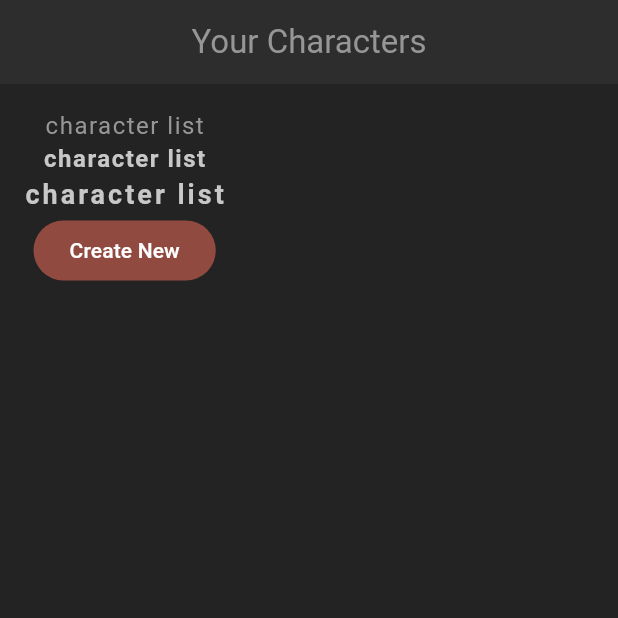
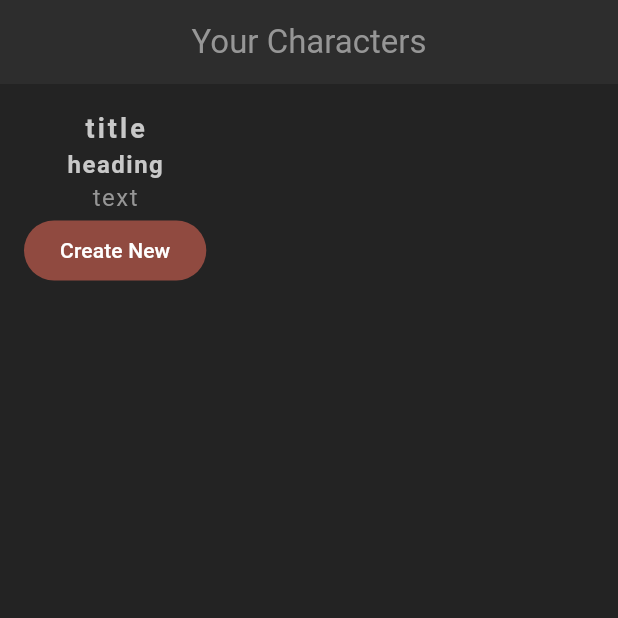
Before and after one commit to iamshaunjp/flutter-masterclass, a Flutter app: the screen it shows after launch, on a phone screen of 412 x 824 dp, the top half of it. Run offline on Flutter 3.47's test engine with Material 3 defaults, Android fonts, the phone set to English and light mode, and no system bars.

Commit message:
lesson-22

```diff
--- a/lib/screens/home/home.dart
+++ b/lib/screens/home/home.dart
@@ -1,4 +1,5 @@
 import 'package:flutter/material.dart';
+import 'package:flutter_masterclass/shared/styled_text.dart';
 
 class Home extends StatefulWidget {
   const Home({super.key});
@@ -19,9 +20,9 @@
         padding: const EdgeInsets.all(16),
         child: Column(
           children: [
-            const Text('character list'),
-            Text('character list', style: Theme.of(context).textTheme.headlineMedium),
-            Text('character list', style: Theme.of(context).textTheme.titleMedium),
+            const StyledTitle('title'),
+            const StyledHeading('heading'),
+            const StyledText('text'),
 
             FilledButton(
               onPressed: () {
--- /dev/null
+++ b/lib/shared/styled_text.dart
@@ -0,0 +1,34 @@
+import 'package:flutter/material.dart';
+
+class StyledText extends StatelessWidget {
+  const StyledText(this.text, {super.key});
+
+  final String text;
+
+  @override
+  Widget build(BuildContext context) {
+    return Text(text, style: Theme.of(context).textTheme.bodyMedium);
+  }
+}
+
+class StyledHeading extends StatelessWidget {
+  const StyledHeading(this.text, {super.key});
+
+  final String text;
+
+  @override
+  Widget build(BuildContext context) {
+    return Text(text, style: Theme.of(context).textTheme.headlineMedium);
+  }
+}
+
+class StyledTitle extends StatelessWidget {
+  const StyledTitle(this.text, {super.key});
+
+  final String text;
+
+  @override
+  Widget build(BuildContext context) {
+    return Text(text, style: Theme.of(context).textTheme.titleMedium);
+  }
+}
```
